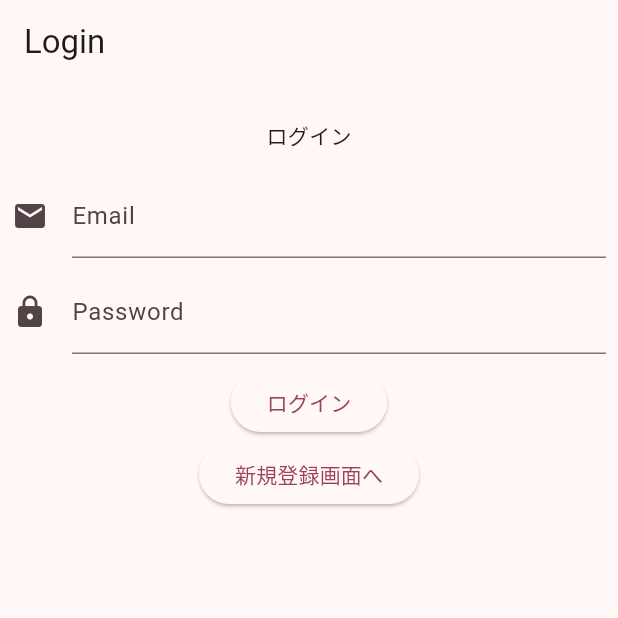
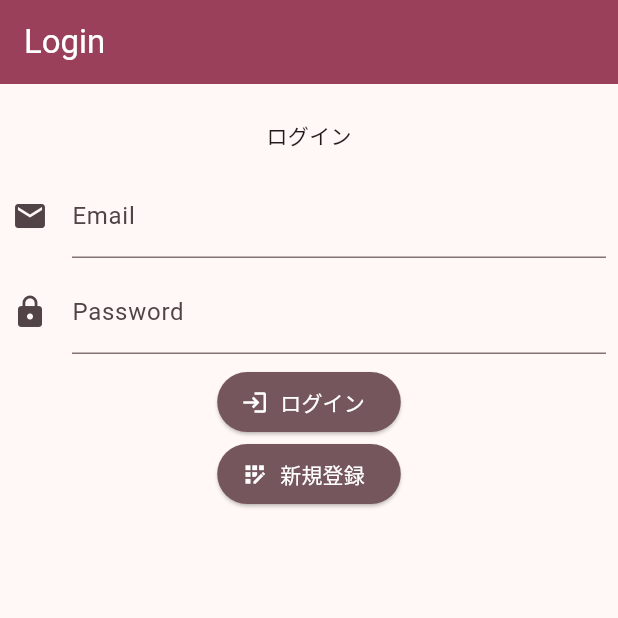
Before and after one commit to dao0203/using_riverpod_todo_app, a Flutter app: the screen it shows after launch, on a phone screen of 412 x 824 dp, the top half of it. Run offline on Flutter 3.47's test engine with Material 2 defaults, Android fonts, the phone set to English and light mode, and no system bars; our stand-ins replace cloud_firestore, firebase_auth, firebase_core, flutter_hooks, freezed_annotation, hooks_riverpod; accounts and stored records are empty; generated files the repository leaves out were written again.

Commit message:
[update] ログイン画面に各色を設定

```diff
--- a/lib/ui/screen/login_screen.dart
+++ b/lib/ui/screen/login_screen.dart
@@ -15,7 +15,13 @@ class LoginScreen extends HookConsumerWidget {
     final errorText = useState('');
     return Scaffold(
       appBar: AppBar(
-        title: const Text('Login'),
+        backgroundColor: Theme.of(context).colorScheme.primary,
+        title: Text(
+          'Login',
+          style: TextStyle(
+            color: Theme.of(context).colorScheme.onPrimary,
+          ),
+        ),
       ),
       body: Form(
         key: loginKey,
@@ -54,7 +60,10 @@ class LoginScreen extends HookConsumerWidget {
                 controller: passwordController,
               ),
               brank8,
-              ElevatedButton(
+              ElevatedButton.icon(
+                style: ElevatedButton.styleFrom(
+                  backgroundColor: Theme.of(context).colorScheme.secondary,
+                ),
                 onPressed: () async {
                   // インディケーターを表示
                   showDialog(
@@ -76,18 +85,39 @@ class LoginScreen extends HookConsumerWidget {
                             '/todo_list',
                             (_) => false,
                           ),
-                        ).onError((error, stackTrace) =>
-                          errorText.value = error.toString()
-                        );
+                        )
+                        .onError((error, stackTrace) =>
+                            errorText.value = error.toString());
                   }
                 },
-                child: const Text('ログイン'),
+                icon: Icon(
+                  Icons.login,
+                  color: Theme.of(context).colorScheme.onSecondary,
+                ),
+                label: Text(
+                  'ログイン',
+                  style: TextStyle(
+                    color: Theme.of(context).colorScheme.onSecondary,
+                  ),
+                ),
               ),
-              ElevatedButton(
+              ElevatedButton.icon(
+                style: ElevatedButton.styleFrom(
+                  backgroundColor: Theme.of(context).colorScheme.secondary,
+                ),
                 onPressed: () {
                   Navigator.of(context).pushNamed('/login/register');
                 },
-                child: const Text('新規登録画面へ'),
+                icon: Icon(
+                  Icons.app_registration,
+                  color: Theme.of(context).colorScheme.onSecondary,
+                ),
+                label: Text(
+                  '新規登録',
+                  style: TextStyle(
+                    color: Theme.of(context).colorScheme.onSecondary,
+                  ),
+                ),
               ),
             ],
           ),
```
